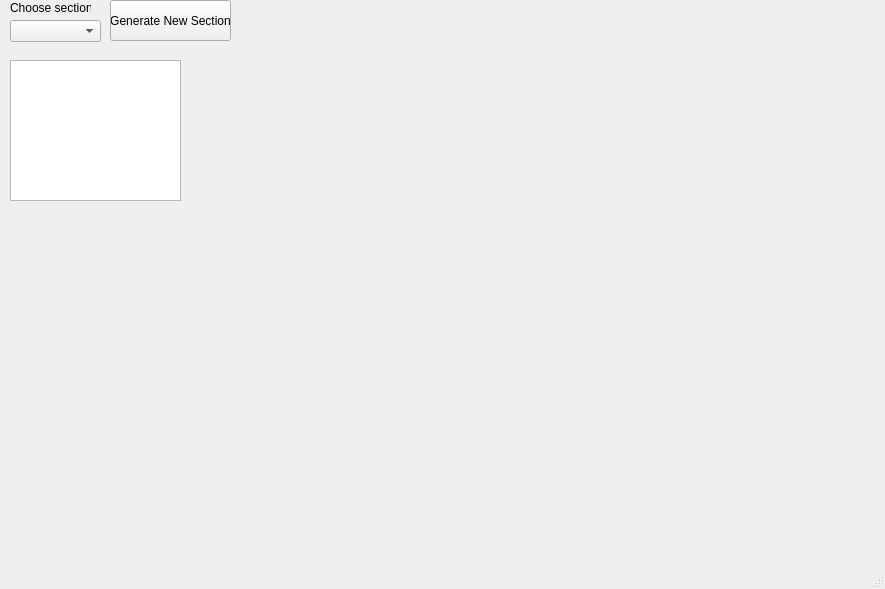
valheran/QDriller, file QDrillerPlugin/sectionview_base.ui: the form before one commit.
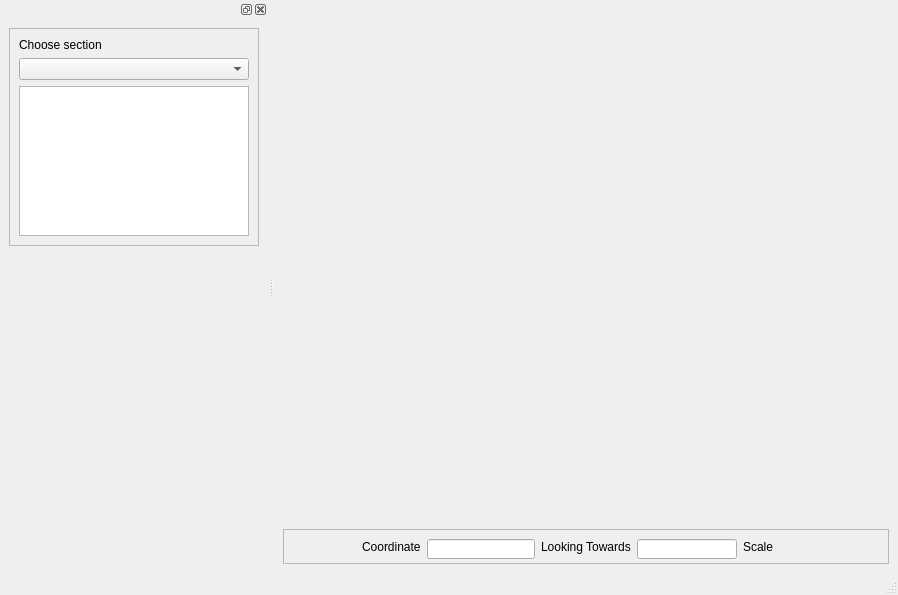
The form after the commit. Icons and pictures are not drawn.

Commit message:
SectionView Gui, Section Generator
Made advances on the SectionViewer GUI, converting into layouts and
making scalable. Linked up more buttons/actions, and started adding
features similar to the qgis interface. Started fleshing out the
Generate sections class, setting up most GUI linkages and some backend
functions. Gui mostly seems to work but generating the sections has not
been tried yet

Diff of the .ui file:
```diff
--- a/QDrillerPlugin/sectionview_base.ui
+++ b/QDrillerPlugin/sectionview_base.ui
@@ -6,85 +6,158 @@
    <rect>
     <x>0</x>
     <y>0</y>
-    <width>885</width>
-    <height>589</height>
+    <width>898</width>
+    <height>595</height>
    </rect>
   </property>
   <property name="windowTitle">
    <string>Section Viewer</string>
   </property>
   <widget class="QWidget" name="centralwidget">
-   <widget class="QWidget" name="legendWidget" native="true">
-    <property name="geometry">
-     <rect>
-      <x>10</x>
-      <y>210</y>
-      <width>191</width>
-      <height>321</height>
-     </rect>
-    </property>
-   </widget>
-   <widget class="QComboBox" name="comboBox">
-    <property name="geometry">
-     <rect>
-      <x>10</x>
-      <y>20</y>
-      <width>91</width>
-      <height>22</height>
-     </rect>
-    </property>
-   </widget>
-   <widget class="QTextBrowser" name="textBrowser">
-    <property name="geometry">
-     <rect>
-      <x>10</x>
-      <y>60</y>
-      <width>171</width>
-      <height>141</height>
-     </rect>
-    </property>
-   </widget>
-   <widget class="QLabel" name="label">
-    <property name="geometry">
-     <rect>
-      <x>10</x>
-      <y>0</y>
-      <width>81</width>
-      <height>16</height>
-     </rect>
-    </property>
-    <property name="text">
-     <string>Choose section</string>
-    </property>
-   </widget>
-   <widget class="QPushButton" name="pushButton">
-    <property name="geometry">
-     <rect>
-      <x>110</x>
-      <y>0</y>
-      <width>121</width>
-      <height>41</height>
-     </rect>
-    </property>
-    <property name="text">
-     <string>Generate New Section</string>
-    </property>
-   </widget>
-   <widget class="QWidget" name="verticalLayoutWidget">
-    <property name="geometry">
-     <rect>
-      <x>200</x>
-      <y>50</y>
-      <width>671</width>
-      <height>491</height>
-     </rect>
-    </property>
-    <layout class="QVBoxLayout" name="lytMap">
-     <property name="sizeConstraint">
-      <enum>QLayout::SetNoConstraint</enum>
-     </property>
-    </layout>
-   </widget>
+   <layout class="QGridLayout" name="gridLayout">
+    <item row="1" column="0">
+     <widget class="QFrame" name="frame_2">
+      <property name="minimumSize">
+       <size>
+        <width>0</width>
+        <height>35</height>
+       </size>
+      </property>
+      <property name="maximumSize">
+       <size>
+        <width>16777215</width>
+        <height>35</height>
+       </size>
+      </property>
+      <property name="frameShape">
+       <enum>QFrame::StyledPanel</enum>
+      </property>
+      <property name="frameShadow">
+       <enum>QFrame::Raised</enum>
+      </property>
+      <layout class="QHBoxLayout" name="horizontalLayout">
+       <item>
+        <spacer name="horizontalSpacer">
+         <property name="orientation">
+          <enum>Qt::Horizontal</enum>
+         </property>
+         <property name="sizeHint" stdset="0">
+          <size>
+           <width>40</width>
+           <height>20</height>
+          </size>
+         </property>
+        </spacer>
+       </item>
+       <item>
+        <widget class="QLabel" name="label_2">
+         <property name="text">
+          <string>Coordinate</string>
+         </property>
+        </widget>
+       </item>
+       <item>
+        <widget class="QLineEdit" name="ledCoord">
+         <property name="minimumSize">
+          <size>
+           <width>50</width>
+           <height>20</height>
+          </size>
+         </property>
+         <property name="maximumSize">
+          <size>
+           <width>250</width>
+           <height>25</height>
+          </size>
+         </property>
+         <property name="focusPolicy">
+          <enum>Qt::ClickFocus</enum>
+         </property>
+        </widget>
+       </item>
+       <item>
+        <widget class="QLabel" name="label_4">
+         <property name="text">
+          <string>Looking Towards</string>
+         </property>
+        </widget>
+       </item>
+       <item>
+        <widget class="QLineEdit" name="ledFacing">
+         <property name="minimumSize">
+          <size>
+           <width>70</width>
+           <height>20</height>
+          </size>
+         </property>
+         <property name="maximumSize">
+          <size>
+           <width>100</width>
+           <height>30</height>
+          </size>
+         </property>
+        </widget>
+       </item>
+       <item>
+        <widget class="QLabel" name="label_3">
+         <property name="text">
+          <string>Scale</string>
+         </property>
+        </widget>
+       </item>
+       <item>
+        <widget class="QWidget" name="widget_2" native="true">
+         <property name="minimumSize">
+          <size>
+           <width>100</width>
+           <height>25</height>
+          </size>
+         </property>
+         <property name="maximumSize">
+          <size>
+           <width>100</width>
+           <height>30</height>
+          </size>
+         </property>
+         <widget class="QWidget" name="verticalLayoutWidget">
+          <property name="geometry">
+           <rect>
+            <x>0</x>
+            <y>0</y>
+            <width>101</width>
+            <height>21</height>
+           </rect>
+          </property>
+          <layout class="QVBoxLayout" name="lytScale">
+           <property name="spacing">
+            <number>0</number>
+           </property>
+          </layout>
+         </widget>
+        </widget>
+       </item>
+      </layout>
+     </widget>
+    </item>
+    <item row="0" column="0">
+     <widget class="QFrame" name="fmeMap">
+      <property name="minimumSize">
+       <size>
+        <width>600</width>
+        <height>450</height>
+       </size>
+      </property>
+      <layout class="QVBoxLayout" name="vlyt">
+       <property name="sizeConstraint">
+        <enum>QLayout::SetNoConstraint</enum>
+       </property>
+       <item>
+        <layout class="QVBoxLayout" name="lytMap"/>
+       </item>
+      </layout>
+     </widget>
+    </item>
+   </layout>
   </widget>
   <widget class="QMenuBar" name="menubar">
    <property name="geometry">
@@ -97,6 +170,85 @@
    </property>
   </widget>
   <widget class="QStatusBar" name="statusbar"/>
+  <widget class="QDockWidget" name="dockWidget">
+   <attribute name="dockWidgetArea">
+    <number>1</number>
+   </attribute>
+   <widget class="QWidget" name="dockWidgetContents">
+    <property name="layoutDirection">
+     <enum>Qt::LeftToRight</enum>
+    </property>
+    <layout class="QVBoxLayout" name="verticalLayout">
+     <item>
+      <widget class="QFrame" name="frame">
+       <property name="minimumSize">
+        <size>
+         <width>150</width>
+         <height>180</height>
+        </size>
+       </property>
+       <property name="maximumSize">
+        <size>
+         <width>250</width>
+         <height>250</height>
+        </size>
+       </property>
+       <property name="frameShape">
+        <enum>QFrame::StyledPanel</enum>
+       </property>
+       <property name="frameShadow">
+        <enum>QFrame::Raised</enum>
+       </property>
+       <layout class="QVBoxLayout" name="verticalLayout_2">
+        <item>
+         <widget class="QLabel" name="label">
+          <property name="text">
+           <string>Choose section</string>
+          </property>
+         </widget>
+        </item>
+        <item>
+         <widget class="QComboBox" name="cbxSelSection"/>
+        </item>
+        <item>
+         <widget class="QListWidget" name="lstAvailSections">
+          <property name="maximumSize">
+           <size>
+            <width>250</width>
+            <height>150</height>
+           </size>
+          </property>
+         </widget>
+        </item>
+       </layout>
+      </widget>
+     </item>
+     <item>
+      <widget class="QWidget" name="wdgLegend" native="true">
+       <property name="minimumSize">
+        <size>
+         <width>150</width>
+         <height>100</height>
+        </size>
+       </property>
+      </widget>
+     </item>
+     <item>
+      <spacer name="verticalSpacer">
+       <property name="orientation">
+        <enum>Qt::Vertical</enum>
+       </property>
+       <property name="sizeHint" stdset="0">
+        <size>
+         <width>20</width>
+         <height>40</height>
+        </size>
+       </property>
+      </spacer>
+     </item>
+    </layout>
+   </widget>
+  </widget>
   <action name="actionZoom_in">
    <property name="checkable">
     <bool>true</bool>
```
Left out of the diff: 10 changed lines with no effect on the pictures. The commit also changes 7 other files.
